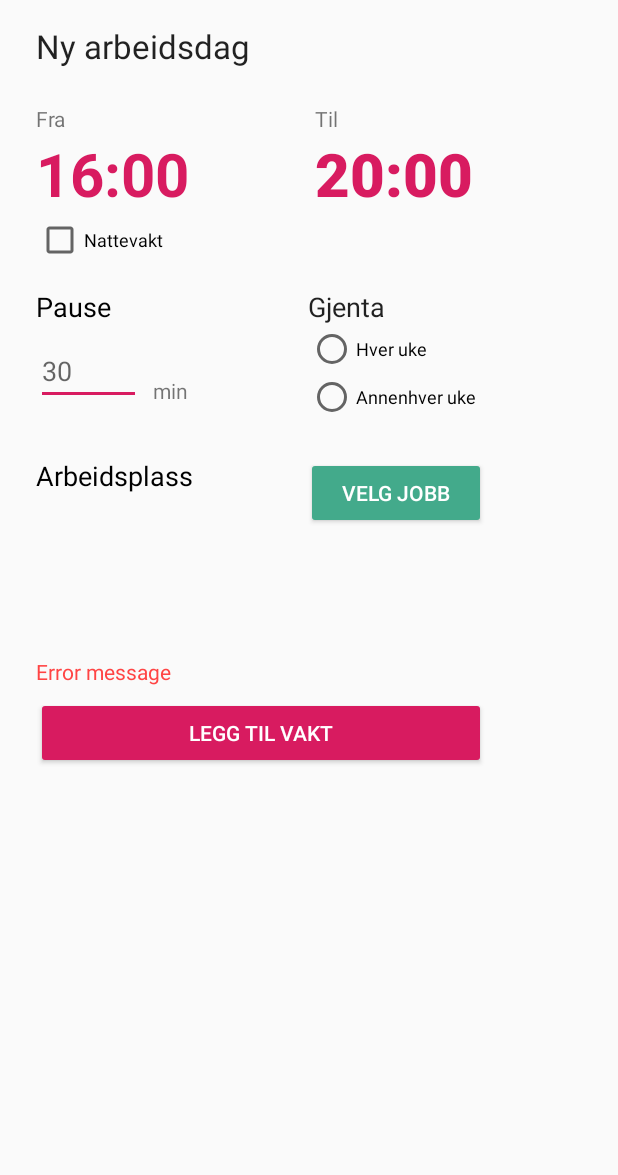
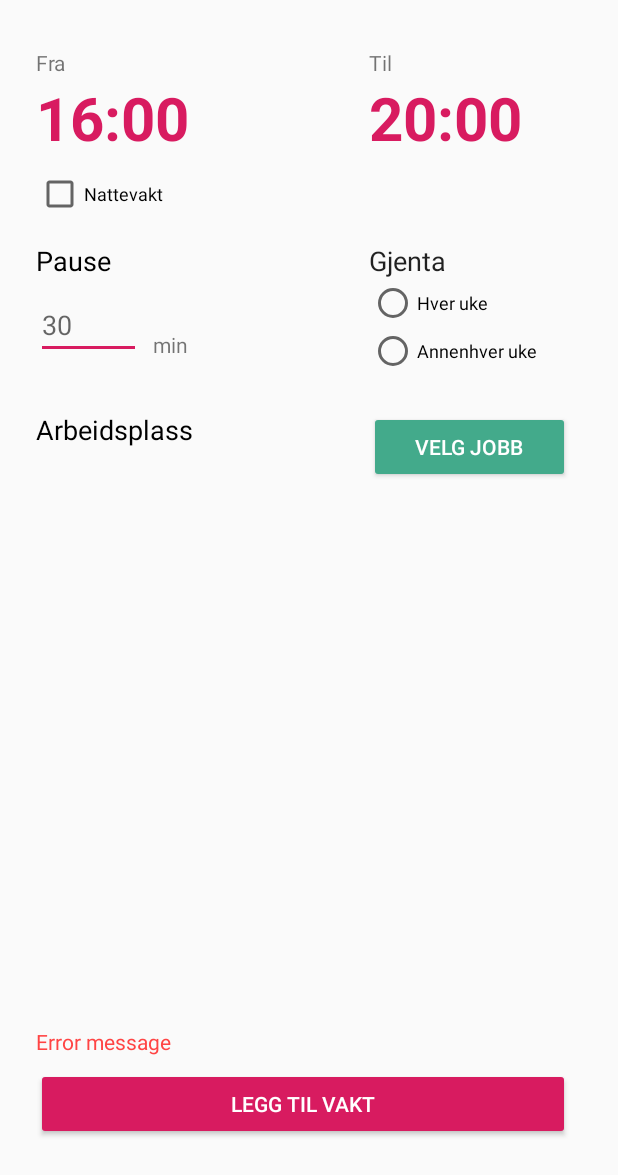
Before and after one commit to marcusbirkeland/terminus, an Android app: the layout activity_create_event.xml on its own in the app's theme, with its tools: preview values and no code run, on a phone screen of 412 x 824 dp. Shown: the top 1175 px of the screen. Run offline under Robolectric (Android 15) with nearby library versions, the phone set to English and light mode, and no system bars.

Commit message:
Lots of scalability improvements on layout. Lots of minor visual tweaks

```diff
--- a/app/src/main/res/layout/activity_create_event.xml
+++ b/app/src/main/res/layout/activity_create_event.xml
@@ -25,49 +25,53 @@
 
     <TextView
         android:id="@+id/timeInputFromCreateEvent"
-        android:layout_width="117dp"
-        android:layout_height="47dp"
+        android:layout_width="110dp"
+        android:layout_height="wrap_content"
+        android:layout_marginStart="24dp"
         android:ems="24"
+        android:maxLength="5"
         android:text="16:00"
-        android:textAppearance="@style/TextAppearance.AppCompat.Display2"
+        android:textAppearance="@style/TextAppearance.AppCompat.Display1"
         android:textColor="@color/colorAccent"
-        android:textSize="40sp"
+        android:textSize="40dp"
         android:textStyle="bold"
-        app:layout_constraintStart_toStartOf="@+id/textView"
+        app:layout_constraintStart_toStartOf="parent"
         app:layout_constraintTop_toBottomOf="@+id/textView" />
 
     <TextView
         android:id="@+id/timeInputToCreateEvent"
-        android:layout_width="108dp"
-        android:layout_height="50dp"
+        android:layout_width="110dp"
+        android:layout_height="wrap_content"
+        android:layout_marginEnd="24dp"
         android:ems="10"
         android:inputType="time"
+        android:maxLength="5"
         android:text="20:00"
-        android:textAppearance="@style/TextAppearance.AppCompat.Body2"
+        android:textAppearance="@style/TextAppearance.AppCompat.Display1"
         android:textColor="@color/colorAccent"
-        android:textSize="40sp"
+        android:textSize="40dp"
         android:textStyle="bold"
-        app:layout_constraintEnd_toEndOf="@+id/buttonChooseWorkplaceCreateEvent"
-        app:layout_constraintStart_toStartOf="@+id/buttonChooseWorkplaceCreateEvent"
+        app:layout_constraintEnd_toEndOf="@+id/linearLayoutJobViewCreateEvent"
         app:layout_constraintTop_toBottomOf="@+id/textView4" />
 
     <TextView
         android:id="@+id/textView"
         android:layout_width="wrap_content"
         android:layout_height="wrap_content"
-        android:layout_marginTop="24dp"
+        android:layout_marginTop="32dp"
         android:text="@string/from"
-        app:layout_constraintStart_toStartOf="@+id/textView9"
-        app:layout_constraintTop_toBottomOf="@+id/textView9" />
+        app:layout_constraintStart_toStartOf="@+id/timeInputFromCreateEvent"
+        app:layout_constraintTop_toTopOf="parent" />
 
     <Button
         android:id="@+id/buttonChooseWorkplaceCreateEvent"
-        android:layout_width="120dp"
+        android:layout_width="0dp"
         android:layout_height="wrap_content"
         android:backgroundTint="@color/colorPrimary"
         android:text="@string/choose_workplace"
         android:textColor="#fff"
         app:layout_constraintEnd_toEndOf="@+id/linearLayoutJobViewCreateEvent"
+        app:layout_constraintStart_toStartOf="@+id/timeInputToCreateEvent"
         app:layout_constraintTop_toTopOf="@+id/textView5" />
 
     <EditText
@@ -97,12 +101,15 @@
 
     <LinearLayout
         android:id="@+id/linearLayoutJobViewCreateEvent"
-        android:layout_width="300dp"
+        android:layout_width="match_parent"
         android:layout_height="0dp"
+        android:layout_marginStart="24dp"
+        android:layout_marginEnd="32dp"
         android:backgroundTint="@color/colorPrimaryDark"
         android:backgroundTintMode="src_atop"
         android:orientation="horizontal"
-        app:layout_constraintStart_toStartOf="@+id/textView5"
+        app:layout_constraintEnd_toEndOf="parent"
+        app:layout_constraintStart_toStartOf="parent"
         app:layout_constraintTop_toBottomOf="@+id/buttonChooseWorkplaceCreateEvent">
 
         <ImageView
@@ -122,14 +129,15 @@
 
     <Button
         android:id="@+id/buttonSubmitWorkday"
-        android:layout_width="300dp"
+        android:layout_width="0dp"
         android:layout_height="wrap_content"
-        android:layout_marginTop="32dp"
+        android:layout_marginBottom="64dp"
         android:backgroundTint="@color/colorAccent"
         android:text="@string/add_workday"
         android:textColor="#fff"
-        app:layout_constraintStart_toStartOf="@+id/linearLayoutJobViewCreateEvent"
-        app:layout_constraintTop_toBottomOf="@+id/linearLayoutJobViewCreateEvent" />
+        app:layout_constraintBottom_toBottomOf="parent"
+        app:layout_constraintEnd_toEndOf="@+id/linearLayoutJobViewCreateEvent"
+        app:layout_constraintStart_toStartOf="@+id/linearLayoutJobViewCreateEvent" />
 
     <TextView
         android:id="@+id/textView5"
@@ -141,17 +149,6 @@
         android:textColor="#000000"
         app:layout_constraintStart_toStartOf="@+id/editTextBreakTime"
         app:layout_constraintTop_toBottomOf="@+id/radioGroupRepeat" />
-
-    <TextView
-        android:id="@+id/textView9"
-        android:layout_width="wrap_content"
-        android:layout_height="wrap_content"
-        android:layout_marginStart="24dp"
-        android:layout_marginTop="16dp"
-        android:text="Ny arbeidsdag"
-        android:textAppearance="@style/TextAppearance.AppCompat.Large"
-        app:layout_constraintStart_toStartOf="parent"
-        app:layout_constraintTop_toTopOf="parent" />
 
     <CheckBox
         android:id="@+id/checkBoxNightshift"
@@ -167,8 +164,7 @@
         android:id="@+id/radioGroupRepeat"
         android:layout_width="wrap_content"
         android:layout_height="wrap_content"
-        app:layout_constraintEnd_toEndOf="@+id/timeInputToCreateEvent"
-        app:layout_constraintStart_toStartOf="@+id/buttonChooseWorkplaceCreateEvent"
+        app:layout_constraintStart_toStartOf="@+id/timeInputToCreateEvent"
         app:layout_constraintTop_toBottomOf="@+id/textView3">
 
         <com.example.jobbkalender.ToggleRadioButton
@@ -200,10 +196,10 @@
         android:id="@+id/textViewCreateEventError"
         android:layout_width="wrap_content"
         android:layout_height="wrap_content"
-        android:layout_marginTop="5dp"
+        android:layout_marginBottom="8dp"
         android:textColor="@android:color/holo_red_light"
-        app:layout_constraintStart_toStartOf="@+id/linearLayoutJobViewCreateEvent"
-        app:layout_constraintTop_toBottomOf="@+id/linearLayoutJobViewCreateEvent"
+        app:layout_constraintBottom_toTopOf="@+id/buttonSubmitWorkday"
+        app:layout_constraintStart_toStartOf="@+id/buttonSubmitWorkday"
         tools:text="Error message" />
 
 </androidx.constraintlayout.widget.ConstraintLayout>
--- a/app/src/main/res/layout/event_list_layout.xml
+++ b/app/src/main/res/layout/event_list_layout.xml
@@ -19,7 +19,7 @@
         <TextView
             android:id="@+id/textViewEventListName"
             android:layout_width="match_parent"
-            android:layout_height="20dp"
+            android:layout_height="wrap_content"
             android:textSize="16sp"
             android:paddingLeft="8dp"
             android:layout_marginRight="8dp"
```
Also changed, not shown: app/src/main/AndroidManifest.xml (+15 -6 lines), app/src/main/java/com/example/jobbkalender/CreateJobActivity.java (+11 -9 lines), app/src/main/java/com/example/jobbkalender/NotificationService.java (+9 -1 lines), app/src/main/res/layout/activity_create_job.xml (+6 -11 lines), app/src/main/res/layout/activity_create_salary_rule.xml (+23 -18 lines), app/src/main/res/layout/activity_view_event.xml (+20 -13 lines), app/src/main/res/layout/fragment_home.xml (+5 -3 lines).
